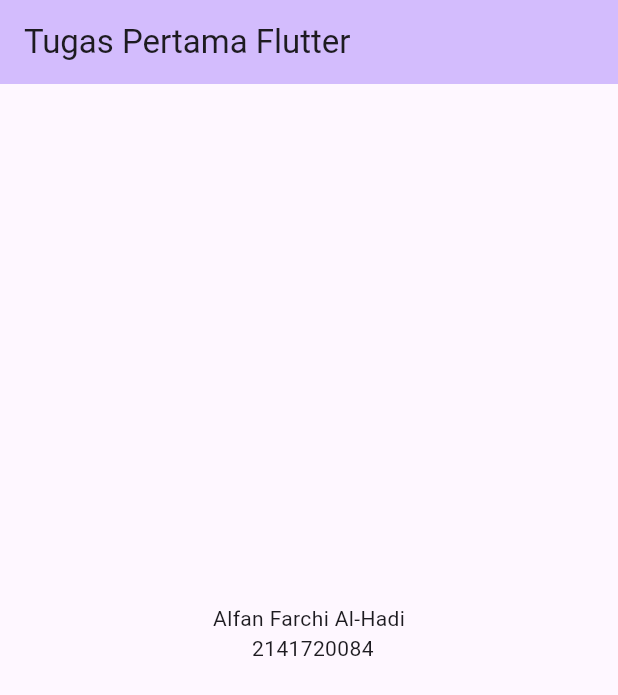
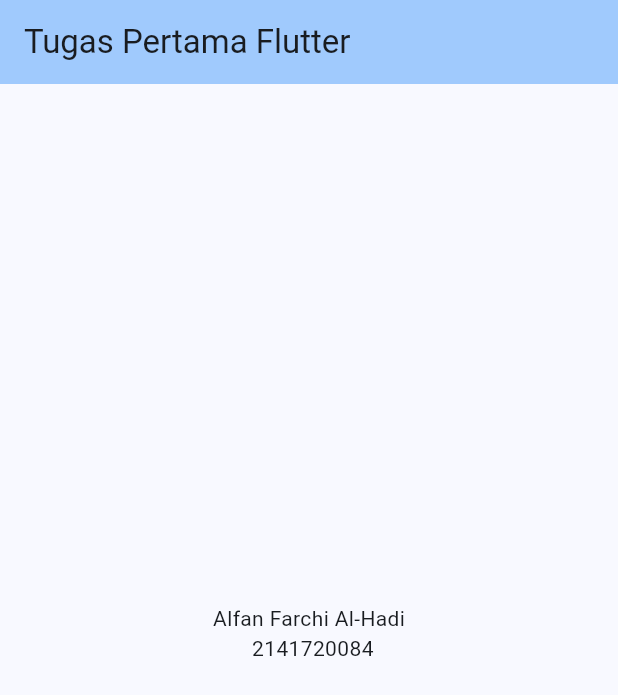
Before and after one commit to alfankevin/hello_world, a Flutter app: the screen it shows after launch, on a phone screen of 412 x 824 dp. Shown: the top 695 px of the screen. Run offline on Flutter 3.47's test engine with Material 2 defaults, Android fonts, the phone set to English and light mode, and no system bars.

Commit message:
New content

```diff
--- a/lib/main.dart
+++ b/lib/main.dart
@@ -28,7 +28,7 @@ class MyApp extends StatelessWidget {
         //
         // This works for code too, not just values: Most code changes can be
         // tested with just a hot reload.
-        colorScheme: ColorScheme.fromSeed(seedColor: Colors.deepPurple),
+        colorScheme: ColorScheme.fromSeed(seedColor: Colors.blue),
         useMaterial3: true,
       ),
       home: const MyHomePage(title: 'Tugas Pertama Flutter'),
```
Also changed, not shown: Screenshot.png.
